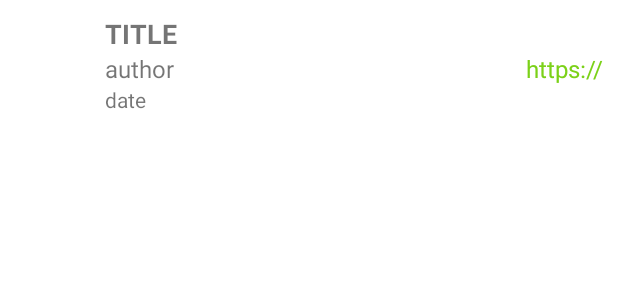
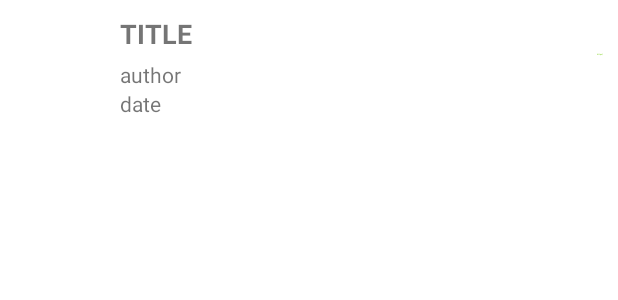
Before and after one commit to minjukit/BookSearch, an Android app: the layout item_book_preview.xml on its own in the app's theme, with its tools: preview values and no code run, on a phone screen of 412 x 824 dp. Shown: the top 300 px of the screen. Run offline under Robolectric (Android 15) with nearby library versions, the phone set to English and light mode, and no system bars.

Commit message:
invisible urlTextView & change themes

```diff
--- a/app/src/main/res/layout/item_book_preview.xml
+++ b/app/src/main/res/layout/item_book_preview.xml
@@ -8,7 +8,7 @@
     <ImageView
         android:id="@+id/book_img"
         android:layout_width="60dp"
-        android:layout_height="80dp"
+        android:layout_height="90dp"
         android:scaleType="fitXY"
         app:layout_constraintStart_toStartOf="parent"
         app:layout_constraintTop_toTopOf="parent" />
@@ -17,6 +17,8 @@
         android:id="@+id/book_title"
         android:layout_width="0dp"
         android:layout_height="wrap_content"
+        android:layout_marginStart="10dp"
+        android:layout_marginEnd="50dp"
         android:text="TITLE"
         android:textSize="18sp"
         android:textStyle="bold"
@@ -28,8 +30,10 @@
         android:id="@+id/book_author"
         android:layout_width="0dp"
         android:layout_height="wrap_content"
+        android:layout_marginStart="10dp"
+        android:layout_marginTop="5dp"
         android:text="author"
-        android:textSize="16sp"
+        android:textSize="14sp"
         app:layout_constraintEnd_toEndOf="parent"
         app:layout_constraintStart_toEndOf="@id/book_img"
         app:layout_constraintTop_toBottomOf="@id/book_title" />
@@ -38,6 +42,7 @@
         android:id="@+id/book_date"
         android:layout_width="0dp"
         android:layout_height="wrap_content"
+        android:layout_marginStart="10dp"
         android:text="date"
         android:textSize="14sp"
         app:layout_constraintEnd_toEndOf="parent"
@@ -48,11 +53,11 @@
     <TextView
         android:id="@+id/book_url"
         android:layout_width="0dp"
-        android:layout_height="wrap_content"
+        android:layout_height="5dp"
         android:text="https://"
         android:textAlignment="textEnd"
         android:textColor="@color/green"
-        android:textSize="16sp"
+        android:textSize="1sp"
         app:layout_constraintEnd_toEndOf="parent"
         app:layout_constraintStart_toEndOf="@id/book_img"
         app:layout_constraintTop_toBottomOf="@id/book_title" />
--- a/app/src/main/res/navigation/nav_graph.xml
+++ b/app/src/main/res/navigation/nav_graph.xml
@@ -29,6 +29,10 @@
         android:id="@+id/webViewFragment"
         android:name="com.example.booksearch.ui.view.WebViewFragment"
         android:label="fragment_web_view"
-        tools:layout="@layout/fragment_web_view" />
+        tools:layout="@layout/fragment_web_view">
+        <action
+            android:id="@+id/action_webViewFragment_to_searchFragment"
+            app:destination="@id/searchFragment" />
+    </fragment>
 
 </navigation>
--- a/app/src/main/res/values/themes.xml
+++ b/app/src/main/res/values/themes.xml
@@ -1,13 +1,13 @@
 <resources xmlns:tools="http://schemas.android.com/tools">
     <!-- Base application theme. -->
-    <style name="Theme.BookSearch" parent="Theme.MaterialComponents.DayNight.DarkActionBar">
+    <style name="Theme.BookSearch" parent="Theme.MaterialComponents.DayNight.NoActionBar">
         <!-- Primary brand color. -->
-        <item name="colorPrimary">@color/purple_500</item>
-        <item name="colorPrimaryVariant">@color/purple_700</item>
+        <item name="colorPrimary">#9D5EE6</item>
+        <item name="colorPrimaryVariant">#C3B0EF</item>
         <item name="colorOnPrimary">@color/white</item>
         <!-- Secondary brand color. -->
-        <item name="colorSecondary">@color/teal_200</item>
-        <item name="colorSecondaryVariant">@color/teal_700</item>
+        <item name="colorSecondary">#7D5783</item>
+        <item name="colorSecondaryVariant">#6A6A6A</item>
         <item name="colorOnSecondary">@color/black</item>
         <!-- Status bar color. -->
         <item name="android:statusBarColor" tools:targetApi="l">?attr/colorPrimaryVariant</item>
```
Also changed, not shown: app/src/main/java/com/example/booksearch/ui/adapter/BookSearchAdapter.kt (+4 -5 lines), app/src/main/java/com/example/booksearch/ui/adapter/BookSearchViewHolder.kt (+6 -29 lines), app/src/main/java/com/example/booksearch/ui/view/MainActivity.kt (+7 -2 lines), app/src/main/java/com/example/booksearch/ui/view/SearchFragment.kt (+14 -39 lines), app/src/main/java/com/example/booksearch/ui/view/WebViewFragment.kt (+19 -7 lines), app/src/main/res/layout/fragment_search.xml (+5 -3 lines).
